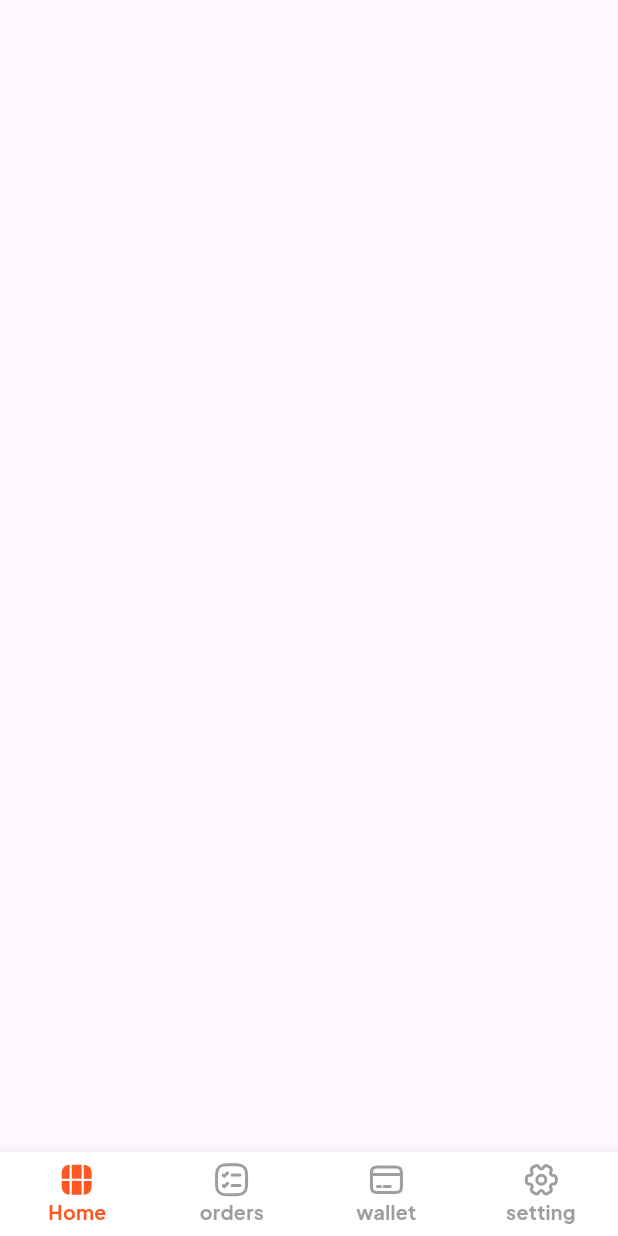
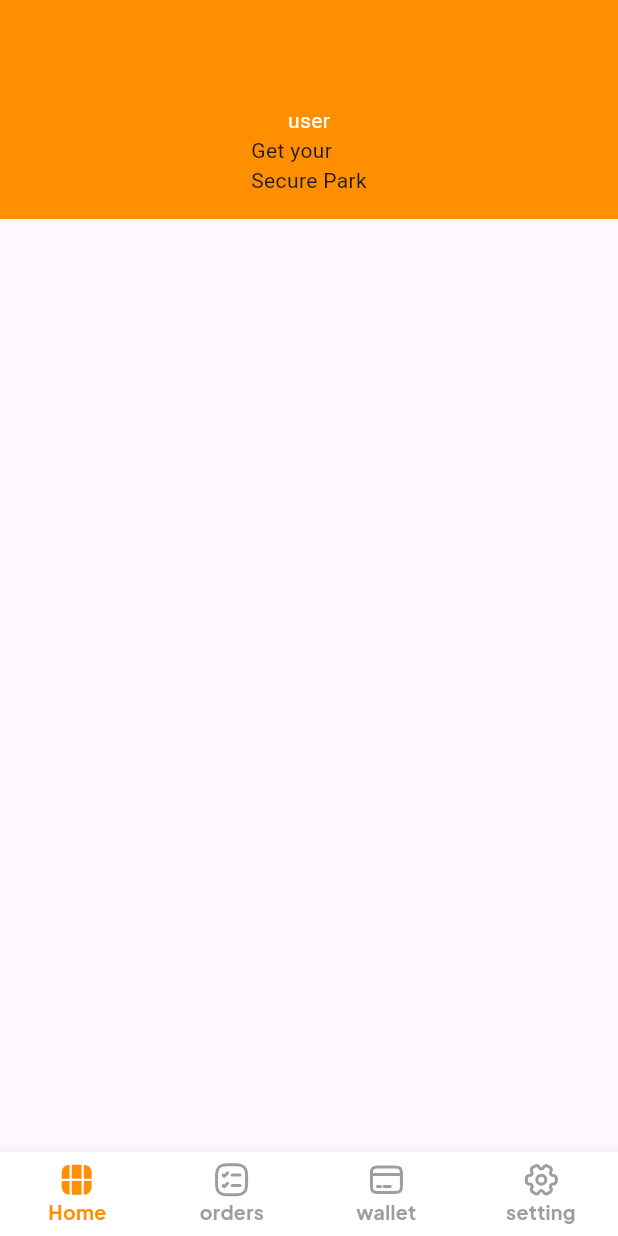
Before and after one commit to imamprasetya/parkcar, a Flutter app: the screen it shows after launch, on a phone screen of 412 x 824 dp. Run offline on Flutter 3.47's test engine with Material 3 defaults, Android fonts, the phone set to English and light mode, and no system bars; our stand-ins replace flutter_svg, google_fonts.

Commit message:
hero widget

```diff
--- a/lib/pages/discover_page.dart
+++ b/lib/pages/discover_page.dart
@@ -2,21 +2,26 @@ import 'package:flutter/material.dart';
 import 'package:flutter_svg/flutter_svg.dart';
 import 'package:google_fonts/google_fonts.dart';
 import 'package:parkcar/theme/app_pallete.dart';
+import 'package:parkcar/widgets/hero_widget.dart';
 
 class DiscoverPage extends StatelessWidget {
   const DiscoverPage({super.key});
 
   @override
   Widget build(BuildContext context) {
-    return bottomNavbar();
+    return Scaffold(
+      bottomNavigationBar: bottomNavBar(),
+      body: const SingleChildScrollView(
+        child: Column(children: [HeroWidget()]),
+      ),
+    );
   }
 
-  Scaffold bottomNavbar() {
-    return Scaffold(
-      bottomNavigationBar: BottomNavigationBar(
+  BottomNavigationBar bottomNavBar() {
+    return BottomNavigationBar(
       type: BottomNavigationBarType.fixed,
       backgroundColor: AppPallete.white,
-        selectedItemColor: AppPallete.colorPrimary,
+      selectedItemColor: AppPallete.colorPrimaryDark,
       unselectedItemColor: AppPallete.colorGray,
       showUnselectedLabels: true,
       selectedLabelStyle: GoogleFonts.plusJakartaSans(
@@ -28,28 +33,15 @@ class DiscoverPage extends StatelessWidget {
         fontWeight: FontWeight.w700,
       ),
       items: [
-          bottomNavigationBarItem(
-            icon: 'assets/svgs/discover.svg',
-            label: 'Home',
-          ),
-          bottomNavigationBarItem(
-            icon: 'assets/svgs/orders.svg',
-            label: 'orders',
-          ),
-          bottomNavigationBarItem(
-            icon: 'assets/svgs/wallet.svg',
-            label: 'wallet',
-          ),
-          bottomNavigationBarItem(
-            icon: 'assets/svgs/setting.svg',
-            label: 'setting',
-          ),
+        bottomNavBarItem(icon: 'assets/svgs/discover.svg', label: 'Home'),
+        bottomNavBarItem(icon: 'assets/svgs/orders.svg', label: 'orders'),
+        bottomNavBarItem(icon: 'assets/svgs/wallet.svg', label: 'wallet'),
+        bottomNavBarItem(icon: 'assets/svgs/setting.svg', label: 'setting'),
       ],
-      ),
     );
   }
 
-  BottomNavigationBarItem bottomNavigationBarItem({
+  BottomNavigationBarItem bottomNavBarItem({
     required String label,
     required String icon,
   }) {
@@ -60,7 +52,10 @@ class DiscoverPage extends StatelessWidget {
       ),
       activeIcon: SvgPicture.asset(
         icon,
-        colorFilter: ColorFilter.mode(AppPallete.colorPrimary, BlendMode.srcIn),
+        colorFilter: ColorFilter.mode(
+          AppPallete.colorPrimaryDark,
+          BlendMode.srcIn,
+        ),
       ),
       label: label,
     );
--- a/lib/theme/app_pallete.dart
+++ b/lib/theme/app_pallete.dart
@@ -2,7 +2,11 @@ import 'dart:ui';
 import 'package:flutter/material.dart';
 
 class AppPallete {
-  static const colorPrimary = Colors.deepOrange;
+  static const colorPrimary = Colors.amber;
+  static const colorPrimaryDark = Color(0xFFFF8F00);
+
   static const colorGray = Colors.grey;
   static const white = Colors.white;
+
+  static const black = Colors.black;
 }
--- /dev/null
+++ b/lib/widgets/hero_widget.dart
@@ -0,0 +1,25 @@
+import 'package:flutter/material.dart';
+import 'package:parkcar/theme/app_pallete.dart';
+
+class HeroWidget extends StatelessWidget {
+  const HeroWidget({super.key});
+
+  @override
+  Widget build(BuildContext context) {
+    return Stack(children: [content()]);
+  }
+
+  Container content() {
+    return Container(
+      width: double.infinity,
+      padding: EdgeInsets.only(left: 16, right: 16, bottom: 16, top: 70),
+      color: AppPallete.colorPrimaryDark,
+      child: Column(
+        children: [
+          Text("user", style: TextStyle(color: AppPallete.white)),
+          Text("Get your\nSecure Park"),
+        ],
+      ),
+    );
+  }
+}
```
Lines whose indentation alone changed are shown as unchanged.
